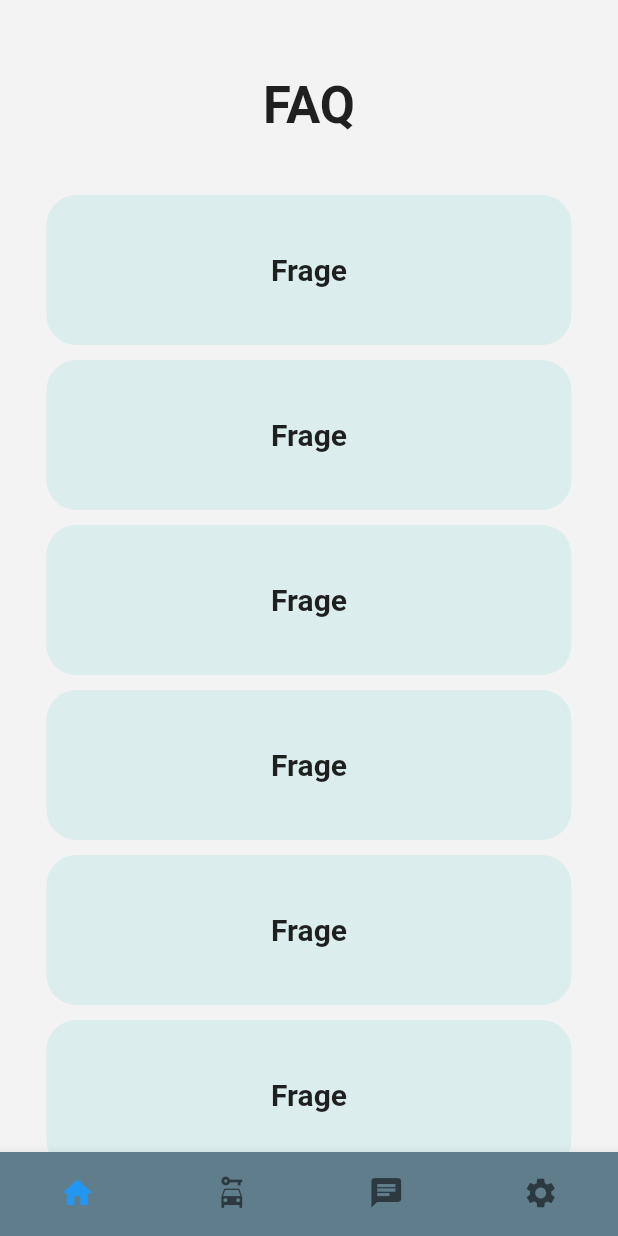
After one commit to MaechtigerMetzger/UniGo, a Flutter app: the FaqScreen screen opened directly, on a phone screen of 412 x 824 dp. The commit adds this screen. Run offline on Flutter 3.47's test engine with Material 2 defaults, Android fonts, the phone set to English and light mode, and no system bars; our stand-ins replace flutter_svg, get, google_fonts.

Commit message:
FAQ Screen hinzugefügt

```diff
--- /dev/null
+++ b/lib/screens/Divers/faq_screen.dart
@@ -0,0 +1,111 @@
+import 'package:flutter/material.dart';
+
+class FaqScreen extends StatelessWidget {
+  const FaqScreen({Key? key}) : super(key: key);
+
+  @override
+  Widget build(BuildContext context) {
+    return Scaffold(
+      bottomNavigationBar: BottomNavigationBar(
+        type: BottomNavigationBarType.fixed,
+        showUnselectedLabels: false,
+        showSelectedLabels: false,
+        backgroundColor: Colors.blueGrey,
+        items: [
+          BottomNavigationBarItem(
+            icon: Icon(Icons.home),
+            label: "",
+          ),
+          BottomNavigationBarItem(
+            icon: Icon(Icons.car_rental),
+            label: "",
+          ),
+          BottomNavigationBarItem(
+            icon: Icon(Icons.chat),
+            label: "",
+          ),
+          BottomNavigationBarItem(
+            icon: Icon(Icons.settings),
+            label: "",
+          ),
+
+        ],
+      ),
+      backgroundColor: Color.fromARGB(255, 243, 243, 243),
+      body: Column(
+        crossAxisAlignment: CrossAxisAlignment.center,
+        children: [
+          SizedBox(
+            height: 50,
+          ),
+          _buildUeberschrift(),
+          SizedBox(
+            height: 40,
+          ),
+          _buildBox(""),
+          SizedBox(
+            height: 10,
+          ),
+          _buildBox(""),
+          SizedBox(
+            height: 10,
+          ),
+          _buildBox(""),
+          SizedBox(
+            height: 10,
+          ),
+          _buildBox(""),
+          SizedBox(
+            height: 10,
+          ),
+          _buildBox(""),
+          SizedBox(
+            height: 10,
+          ),
+          _buildBox(""),
+        ],
+      ),
+    );
+  }
+
+  Container _buildBox(String text) {
+    return Container(
+        child: Center(
+            child: Container(
+              width: 350,
+              height: 100,
+              decoration: BoxDecoration(
+                borderRadius: BorderRadius.circular(20),
+                color: Color.fromARGB(255, 219, 237, 236),
+              ),
+
+              child: Center(
+                child: Text(
+                  "Frage",
+                  style: TextStyle(
+                    fontWeight: FontWeight.bold,
+                    fontSize: 20,
+                  ),
+                ),
+              ),
+            )
+        )
+    );
+  }
+
+
+  Container _buildUeberschrift() {
+    return Container(
+      // Anmelden
+      child: Center(
+        child: Text(
+          "FAQ",
+          style: TextStyle(
+            fontWeight: FontWeight.bold,
+            fontSize: 34,
+          ),
+        ),
+      ),
+    );
+  }
+}
--- a/lib/screens/auswahl_screen.dart
+++ b/lib/screens/auswahl_screen.dart
@@ -12,6 +12,7 @@ import 'fahrt_suche_screen.dart';
 import 'fahrten_übersicht_screen.dart';
 
 import 'package:unigo_prototyp/screens/Divers/email_screen.dart';
+import 'package:unigo_prototyp/screens/Divers/faq_screen.dart';
 
 class AuswahlScreen extends StatelessWidget {
   const AuswahlScreen({Key? key}) : super(key: key);
@@ -42,6 +43,8 @@ class AuswahlScreen extends StatelessWidget {
           _buildRouteButton(context, "Fahrt Übersicht", FahrtUebersicht()),
           _spacer(),
           _buildRouteButton(context, "Emails", EmailScreen()),
+          _spacer(),
+          _buildRouteButton(context, "FAQ", FaqScreen()),
         ],
       ),
     ));
```
